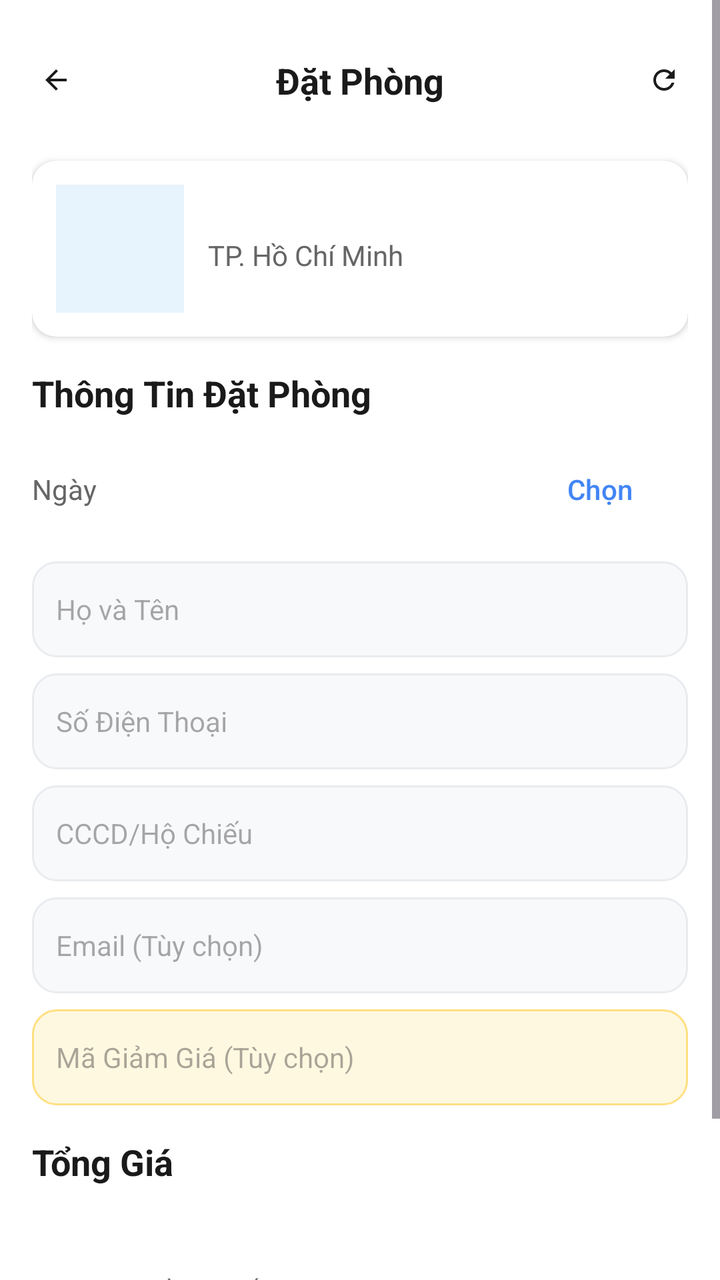
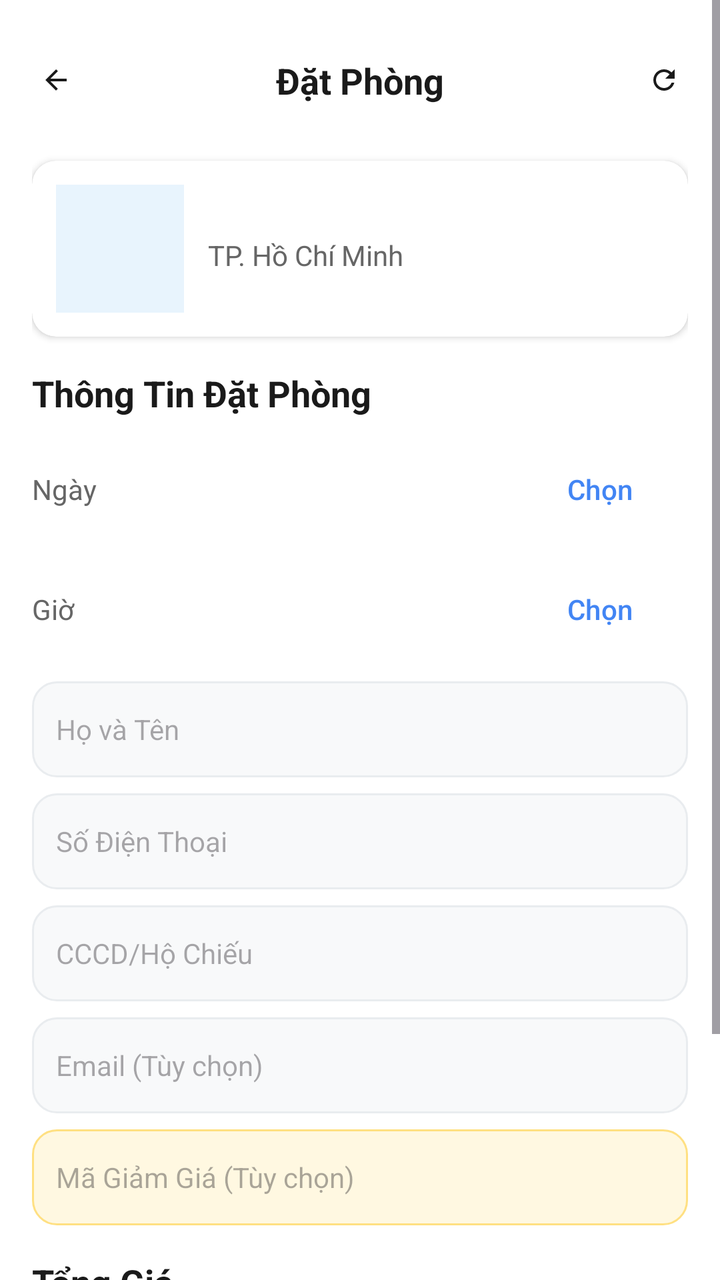

Two renders of the same Android screen: before a commit and after it. Below are the layout's source before the change and the commit's diff.
<!-- AndroidManifest.xml: application theme Theme.AppQLKhachSan -->
<!-- res/layout/activity_booking.xml -->
<?xml version="1.0" encoding="utf-8"?>
<ScrollView xmlns:android="http://schemas.android.com/apk/res/android"
    xmlns:app="http://schemas.android.com/apk/res-auto"
    android:layout_width="match_parent"
    android:layout_height="match_parent"
    android:background="#FFFFFF">

    <androidx.constraintlayout.widget.ConstraintLayout
        android:layout_width="match_parent"
        android:layout_height="wrap_content"
        android:padding="16dp">

        
        <LinearLayout
            android:id="@+id/headerLayout"
            android:layout_width="match_parent"
            android:layout_height="wrap_content"
            android:orientation="horizontal"
            android:paddingVertical="12dp"
            app:layout_constraintTop_toTopOf="parent">

            <ImageView
                android:id="@+id/btnBack"
                android:layout_width="24dp"
                android:layout_height="24dp"
                android:src="@drawable/ic_arrow_back"
                android:background="?attr/selectableItemBackgroundBorderless"
                android:padding="4dp" />

            <TextView
                android:layout_width="0dp"
                android:layout_height="wrap_content"
                android:layout_weight="1"
                android:text="Đặt Phòng"
                android:textSize="18sp"
                android:textStyle="bold"
                android:textColor="#1A1A1A"
                android:gravity="center" />

            <ImageView
                android:id="@+id/btnRefresh"
                android:layout_width="24dp"
                android:layout_height="24dp"
                android:src="@drawable/ic_refresh"
                android:background="?attr/selectableItemBackgroundBorderless"
                android:padding="4dp" />

        </LinearLayout>

        
        <androidx.cardview.widget.CardView
            android:id="@+id/hotelCard"
            android:layout_width="match_parent"
            android:layout_height="wrap_content"
            android:layout_marginTop="16dp"
            app:cardCornerRadius="12dp"
            app:cardElevation="2dp"
            app:layout_constraintTop_toBottomOf="@id/headerLayout">

            <LinearLayout
                android:layout_width="match_parent"
                android:layout_height="wrap_content"
                android:orientation="horizontal"
                android:padding="12dp">

                <ImageView
                    android:id="@+id/hotelImage"
                    android:layout_width="64dp"
                    android:layout_height="64dp"
                    android:scaleType="centerCrop"
                    android:background="#E8F4FD"
                    app:cardCornerRadius="8dp" />

                <LinearLayout
                    android:layout_width="0dp"
                    android:layout_height="wrap_content"
                    android:layout_weight="1"
                    android:orientation="vertical"
                    android:layout_marginStart="12dp">

                    <TextView
                        android:id="@+id/hotelName"
                        android:layout_width="wrap_content"
                        android:layout_height="wrap_content"
                        android:text=""
                        android:textSize="16sp"
                        android:textStyle="bold"
                        android:textColor="#1A1A1A" />

                    <TextView
                        android:layout_width="wrap_content"
                        android:layout_height="wrap_content"
                        android:text="TP. Hồ Chí Minh"
                        android:textSize="14sp"
                        android:textColor="#666666"
                        android:layout_marginTop="4dp" />

                </LinearLayout>

            </LinearLayout>
        </androidx.cardview.widget.CardView>

        
        <LinearLayout
            android:id="@+id/bookingSection"
            android:layout_width="match_parent"
            android:layout_height="wrap_content"
            android:orientation="vertical"
            android:layout_marginTop="16dp"
            app:layout_constraintTop_toBottomOf="@id/hotelCard">

            <TextView
                android:layout_width="wrap_content"
                android:layout_height="wrap_content"
                android:text="Thông Tin Đặt Phòng"
                android:textSize="18sp"
                android:textStyle="bold"
                android:textColor="#1A1A1A"
                android:layout_marginBottom="12dp" />

            <LinearLayout
                android:layout_width="match_parent"
                android:layout_height="wrap_content"
                android:orientation="horizontal"
                android:layout_marginBottom="12dp">

                <TextView
                    android:layout_width="80dp"
                    android:layout_height="wrap_content"
                    android:text="Ngày"
                    android:textSize="14sp"
                    android:textColor="#666666" />

                <TextView
                    android:id="@+id/dateRange"
                    android:layout_width="0dp"
                    android:layout_height="wrap_content"
                    android:layout_weight="1"
                    android:text=""
                    android:textSize="14sp"
                    android:textColor="#1A1A1A" />

                <Button
                    android:id="@+id/btnSelectDate"
                    android:layout_width="wrap_content"
                    android:layout_height="wrap_content"
                    android:text="Chọn"
                    android:textSize="14sp"
                    android:textColor="#4285F4"
                    android:background="?attr/selectableItemBackgroundBorderless" />

            </LinearLayout>

            <EditText
                android:id="@+id/editCustomerName"
                android:layout_width="match_parent"
                android:layout_height="48dp"
                android:hint="Họ và Tên"
                android:textSize="14sp"
                android:inputType="textPersonName"
                android:background="@drawable/modern_input_background"
                android:paddingHorizontal="12dp"
                android:layout_marginBottom="8dp" />

            <EditText
                android:id="@+id/editCustomerPhone"
                android:layout_width="match_parent"
                android:layout_height="48dp"
                android:hint="Số Điện Thoại"
                android:textSize="14sp"
                android:inputType="phone"
                android:background="@drawable/modern_input_background"
                android:paddingHorizontal="12dp"
                android:layout_marginBottom="8dp" />

            <EditText
                android:id="@+id/editCustomerCCCD"
                android:layout_width="match_parent"
                android:layout_height="48dp"
                android:hint="CCCD/Hộ Chiếu"
                android:textSize="14sp"
                android:inputType="number"
                android:background="@drawable/modern_input_background"
                android:paddingHorizontal="12dp"
                android:layout_marginBottom="8dp" />

            <EditText
                android:id="@+id/editCustomerEmail"
                android:layout_width="match_parent"
                android:layout_height="48dp"
                android:hint="Email (Tùy chọn)"
                android:textSize="14sp"
                android:inputType="textEmailAddress"
                android:background="@drawable/modern_input_background"
                android:paddingHorizontal="12dp"
                android:layout_marginBottom="8dp" />

            <EditText
                android:id="@+id/editVoucherCode"
                android:layout_width="match_parent"
                android:layout_height="48dp"
                android:hint="Mã Giảm Giá (Tùy chọn)"
                android:textSize="14sp"
                android:inputType="text"
                android:background="@drawable/voucher_input_background"
                android:paddingHorizontal="12dp" />

        </LinearLayout>

        
        <LinearLayout
            android:id="@+id/priceSummary"
            android:layout_width="match_parent"
            android:layout_height="wrap_content"
            android:orientation="vertical"
            android:layout_marginTop="16dp"
            app:layout_constraintTop_toBottomOf="@id/bookingSection">

            <TextView
                android:layout_width="wrap_content"
                android:layout_height="wrap_content"
                android:text="Tổng Giá"
                android:textSize="18sp"
                android:textStyle="bold"
                android:textColor="#1A1A1A"
                android:layout_marginBottom="12dp" />

            <LinearLayout
                android:layout_width="match_parent"
                android:layout_height="wrap_content"
                android:orientation="horizontal">

                <TextView
                    android:id="@+id/textTotalPrice"
                    android:layout_width="0dp"
                    android:layout_height="wrap_content"
                    android:layout_weight="1"
                    android:text=""
                    android:textSize="20sp"
                    android:textStyle="bold"
                    android:textColor="#1A1A1A" />

                <TextView
                    android:id="@+id/textTotalDays"
                    android:layout_width="wrap_content"
                    android:layout_height="wrap_content"
                    android:text=""
                    android:textSize="14sp"
                    android:textColor="#666666" />

            </LinearLayout>

            
            <TextView
                android:layout_width="wrap_content"
                android:layout_height="wrap_content"
                android:layout_marginTop="4dp"
                android:text="Giá đã bao gồm thuế và phí"
                android:textSize="12sp"
                android:textColor="#666666" />

        </LinearLayout>

        
        <Button
            android:id="@+id/btnContinue"
            android:layout_width="match_parent"
            android:layout_height="48dp"
            android:layout_marginTop="16dp"
            android:layout_marginBottom="16dp"
            android:text="Đặt Phòng"
            android:textSize="16sp"
            android:textColor="#FFFFFF"
            android:background="@drawable/modern_button_background"
            app:layout_constraintTop_toBottomOf="@id/priceSummary" />

    </androidx.constraintlayout.widget.ConstraintLayout>
</ScrollView>
<!-- resources referenced by this layout -->
<resources>
  <!-- drawable ic_arrow_back (drawable) -->
  <?xml version="1.0" encoding="utf-8"?>
  <vector xmlns:android="http://schemas.android.com/apk/res/android"
      android:width="24dp"
      android:height="24dp"
      android:viewportWidth="24"
      android:viewportHeight="24">
      <path
          android:fillColor="#1A1A1A"
          android:pathData="M20,11H7.83l5.59,-5.59L12,4l-8,8 8,8 1.41,-1.41L7.83,13H20v-2z" />
  </vector>
  <!-- drawable ic_refresh (drawable) -->
  <?xml version="1.0" encoding="utf-8"?>
  <vector xmlns:android="http://schemas.android.com/apk/res/android"
      android:width="24dp"
      android:height="24dp"
      android:viewportWidth="24"
      android:viewportHeight="24">
      <path
          android:fillColor="#1A1A1A"
          android:pathData="M17.65,6.35C16.2,4.9 14.21,4 12,4c-4.42,0 -7.99,3.58 -7.99,8s3.57,8 7.99,8c3.73,0 6.84,-2.55 7.73,-6h-2.08c-0.82,2.33 -3.04,4 -5.65,4 -3.31,0 -6,-2.69 -6,-6s2.69,-6 6,-6c1.66,0 3.14,0.69 4.22,1.78L13,11h7V4l-2.35,2.35z" />
  </vector>
  <!-- drawable modern_button_background (drawable) -->
  <?xml version="1.0" encoding="utf-8"?>
  <selector xmlns:android="http://schemas.android.com/apk/res/android">
      <item android:state_pressed="true">
          <shape android:shape="rectangle">
              <solid android:color="#1565C0" />
              <corners android:radius="16dp" />
          </shape>
      </item>
      <item>
          <shape android:shape="rectangle">
              <solid android:color="#1976D2" />
              <corners android:radius="16dp" />
          </shape>
      </item>
  </selector>
  <!-- drawable modern_input_background (drawable) -->
  <?xml version="1.0" encoding="utf-8"?>
  <shape xmlns:android="http://schemas.android.com/apk/res/android"
      android:shape="rectangle">
      <solid android:color="#F8F9FA" />
      <corners android:radius="12dp" />
      <stroke
          android:width="1dp"
          android:color="#E9ECEF" />
  </shape>
  <!-- drawable voucher_input_background (drawable) -->
  <?xml version="1.0" encoding="utf-8"?>
  <shape xmlns:android="http://schemas.android.com/apk/res/android"
      android:shape="rectangle">
      <solid android:color="#FFF8E1" />
      <corners android:radius="12dp" />
      <stroke
          android:width="1dp"
          android:color="#FFE082" />
  </shape>
  <style name="Theme.AppQLKhachSan" parent="Base.Theme.AppQLKhachSan" />
  <style name="Base.Theme.AppQLKhachSan" parent="Theme.Material3.DayNight.NoActionBar">
          
          
      </style>
</resources>

<!-- the commit's change to res/layout/activity_booking.xml (unified diff, before → after) -->
@@ -151,6 +151,39 @@
 
             </LinearLayout>
 
+            <LinearLayout
+                android:layout_width="match_parent"
+                android:layout_height="wrap_content"
+                android:orientation="horizontal"
+                android:layout_marginBottom="12dp">
+
+                <TextView
+                    android:layout_width="80dp"
+                    android:layout_height="wrap_content"
+                    android:text="Giờ"
+                    android:textSize="14sp"
+                    android:textColor="#666666" />
+
+                <TextView
+                    android:id="@+id/timeRange"
+                    android:layout_width="0dp"
+                    android:layout_height="wrap_content"
+                    android:layout_weight="1"
+                    android:text=""
+                    android:textSize="14sp"
+                    android:textColor="#1A1A1A" />
+
+                <Button
+                    android:id="@+id/btnSelectTime"
+                    android:layout_width="wrap_content"
+                    android:layout_height="wrap_content"
+                    android:text="Chọn"
+                    android:textSize="14sp"
+                    android:textColor="#4285F4"
+                    android:background="?attr/selectableItemBackgroundBorderless" />
+
+            </LinearLayout>
+
             <EditText
                 android:id="@+id/editCustomerName"
                 android:layout_width="match_parent"
@@ -250,7 +283,6 @@
 
             </LinearLayout>
 
-            
             <TextView
                 android:layout_width="wrap_content"
                 android:layout_height="wrap_content"
